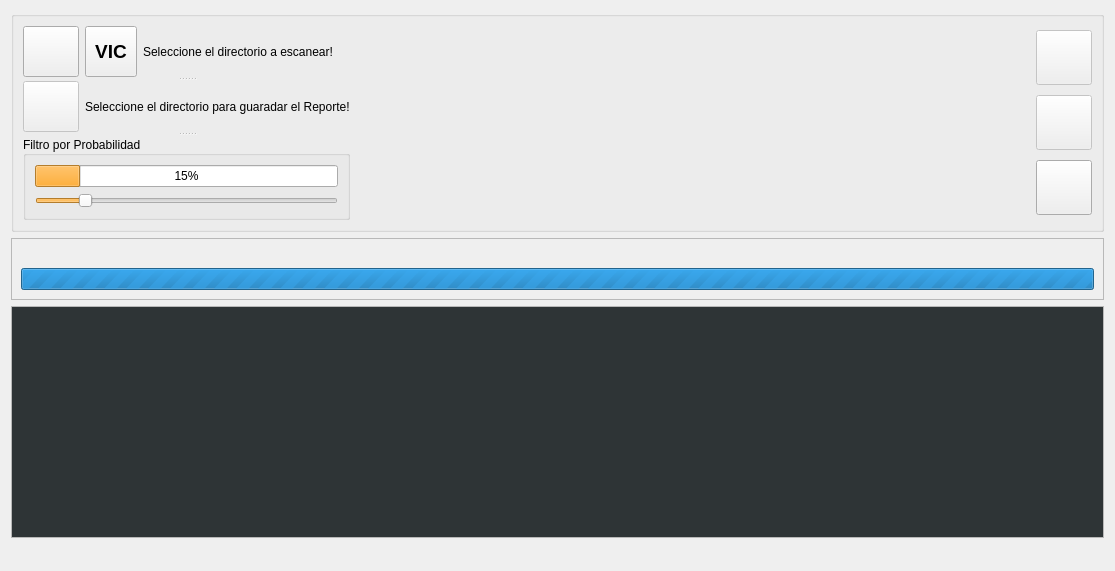
Old version of the form src/ui/scann_ui/ui_nsfw_scann.ui in the repository sclMAX/NsfwScannAndExplorer.
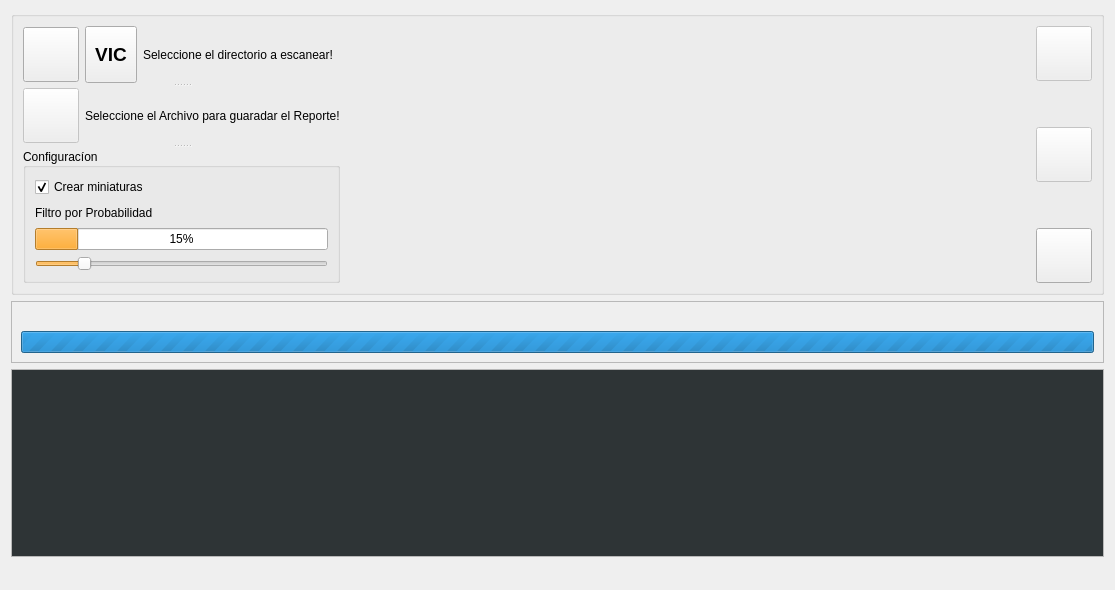
New version of the form. Icons and pictures are not drawn.

Patch:
```diff
--- a/src/ui/scann_ui/ui_nsfw_scann.ui
+++ b/src/ui/scann_ui/ui_nsfw_scann.ui
@@ -10,7 +10,7 @@
     <x>0</x>
     <y>0</y>
     <width>1115</width>
-    <height>571</height>
+    <height>590</height>
    </rect>
   </property>
   <property name="sizePolicy">
@@ -157,17 +157,11 @@
         </widget>
         <widget class="QWidget" name="layoutWidget">
          <layout class="QHBoxLayout" name="horizontalLayout_2">
-          <item alignment="Qt::AlignLeft">
-           <widget class="QToolButton" name="btnSaveFolder">
+          <item>
+           <widget class="QToolButton" name="btnSave">
             <property name="enabled">
              <bool>false</bool>
             </property>
-            <property name="sizePolicy">
-             <sizepolicy hsizetype="MinimumExpanding" vsizetype="MinimumExpanding">
-              <horstretch>0</horstretch>
-              <verstretch>0</verstretch>
-             </sizepolicy>
-            </property>
             <property name="minimumSize">
              <size>
               <width>50</width>
@@ -207,7 +201,7 @@
              </size>
             </property>
             <property name="text">
-             <string>Seleccione el directorio para guaradar el Reporte!</string>
+             <string>Seleccione el Archivo para guaradar el Reporte!</string>
             </property>
             <property name="wordWrap">
              <bool>false</bool>
@@ -233,7 +227,7 @@
           </size>
          </property>
          <property name="title">
-          <string>Filtro por Probabilidad </string>
+          <string>Configuracíon</string>
          </property>
          <property name="alignment">
           <set>Qt::AlignLeading|Qt::AlignLeft|Qt::AlignVCenter</set>
@@ -242,6 +236,26 @@
           <property name="sizeConstraint">
            <enum>QLayout::SetDefaultConstraint</enum>
           </property>
+          <item>
+           <widget class="QCheckBox" name="chkMiniaturas">
+            <property name="toolTip">
+             <string>&lt;html&gt;&lt;head/&gt;&lt;body&gt;&lt;p&gt;Si esta Activado crea miniaturas durante elproceso de escaneo.&lt;/p&gt;&lt;/body&gt;&lt;/html&gt;</string>
+            </property>
+            <property name="text">
+             <string>Crear miniaturas</string>
+            </property>
+            <property name="checked">
+             <bool>true</bool>
+            </property>
+           </widget>
+          </item>
+          <item>
+           <widget class="QLabel" name="label">
+            <property name="text">
+             <string>Filtro por Probabilidad </string>
+            </property>
+           </widget>
+          </item>
           <item>
            <widget class="QProgressBar" name="progressBarScore">
             <property name="palette">
@@ -388,7 +402,20 @@
          </widget>
         </item>
         <item>
-         <widget class="QToolButton" name="btnSave">
+         <spacer name="verticalSpacer_2">
+          <property name="orientation">
+           <enum>Qt::Vertical</enum>
+          </property>
+          <property name="sizeHint" stdset="0">
+           <size>
+            <width>20</width>
+            <height>40</height>
+           </size>
+          </property>
+         </spacer>
+        </item>
+        <item>
+         <widget class="QToolButton" name="btnAceptar">
           <property name="enabled">
            <bool>false</bool>
           </property>
@@ -416,6 +443,19 @@
           </property>
          </widget>
         </item>
+        <item>
+         <spacer name="verticalSpacer">
+          <property name="orientation">
+           <enum>Qt::Vertical</enum>
+          </property>
+          <property name="sizeHint" stdset="0">
+           <size>
+            <width>20</width>
+            <height>40</height>
+           </size>
+          </property>
+         </spacer>
+        </item>
         <item>
          <widget class="QToolButton" name="btnClose">
           <property name="minimumSize">
```
Left out of the diff: 18 changed lines with no effect on the pictures.
